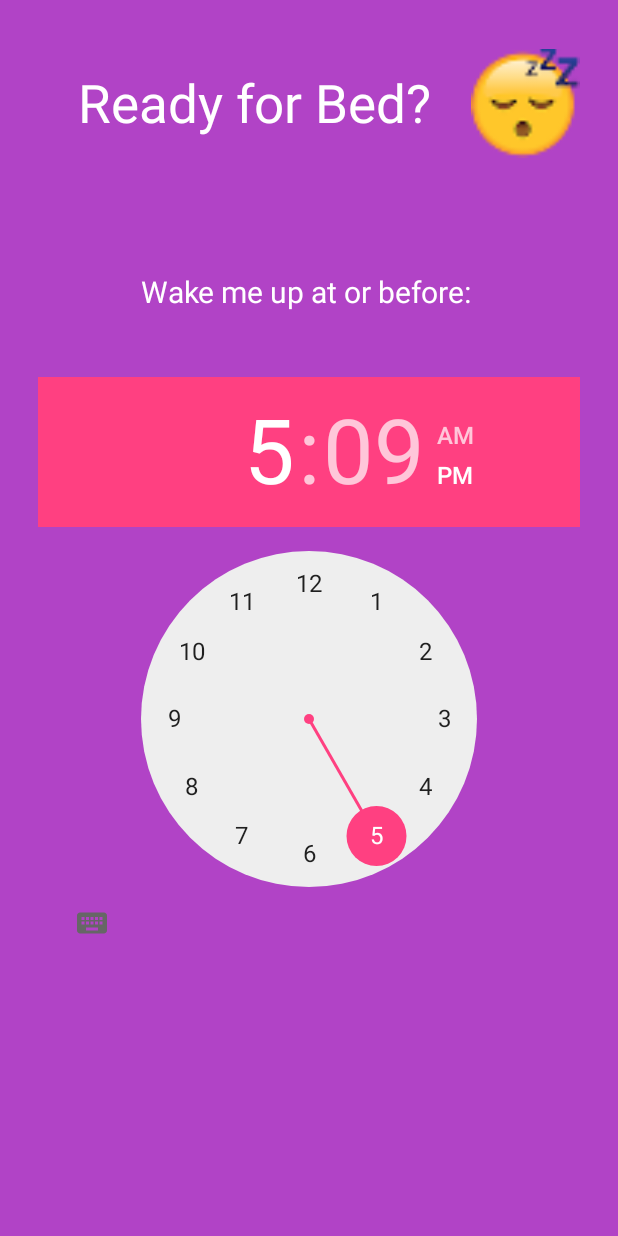
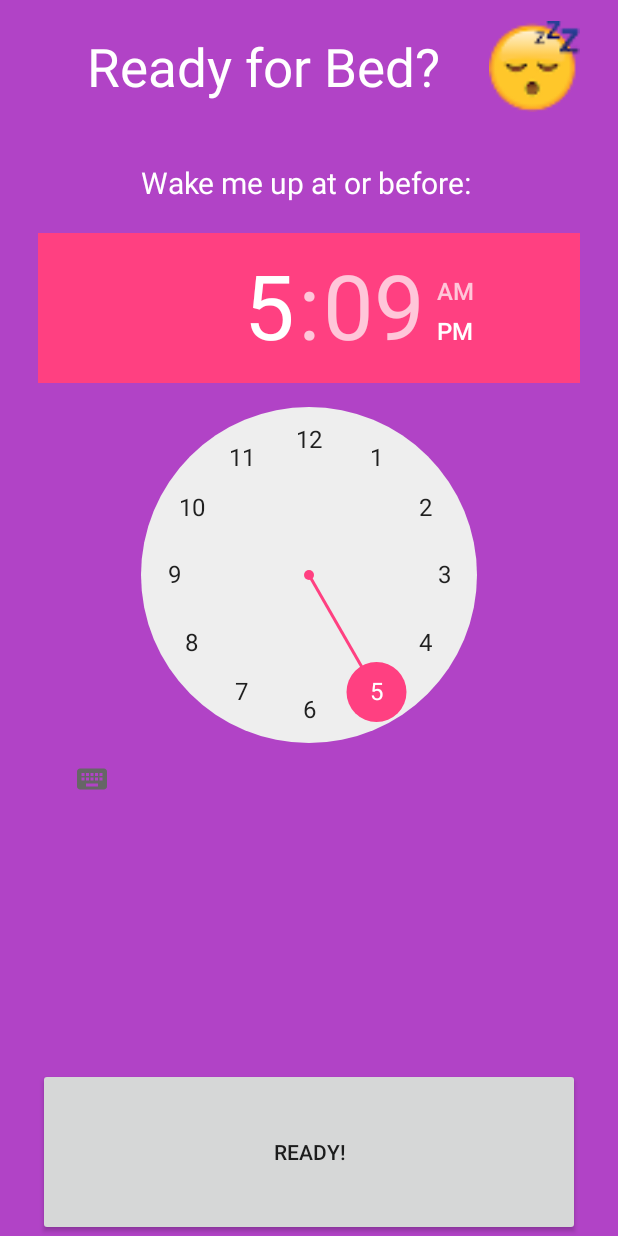
Before and after one commit to Makiah/Smart-Alarm, an Android app: the LandingPageActivity screen opened directly, with no data from a screen before it, on a phone screen of 412 x 824 dp. Run offline under Robolectric (Android 15) with nearby library versions, the phone set to English and light mode, and no system bars.

Commit message:
Continued layout and navigation improvements

```diff
--- a/app/build.gradle
+++ b/app/build.gradle
@@ -5,7 +5,7 @@ android {
     buildToolsVersion '26.0.2'
     defaultConfig {
         applicationId "makiah.smartalarm"
-        minSdkVersion 19
+        minSdkVersion 23
         targetSdkVersion 25
         versionCode 1
         versionName "1.0"
--- a/app/src/main/res/layout/activity_landing_page.xml
+++ b/app/src/main/res/layout/activity_landing_page.xml
@@ -13,13 +13,13 @@
     <LinearLayout
         android:layout_width="match_parent"
         android:layout_height="0dp"
-        android:layout_weight="1"
+        android:layout_weight="0.8"
         android:orientation="horizontal">
 
         <TextView
             android:layout_width="0dp"
             android:layout_height="match_parent"
-            android:layout_weight="4"
+            android:layout_weight="5"
             android:textSize="35sp"
             android:textColor="@android:color/white"
             android:textAlignment="center"
@@ -35,28 +35,29 @@
     </LinearLayout>
 
     <!-- Wake Me Up -->
-    <LinearLayout
-        android:layout_width="match_parent"
-        android:layout_height="0dp"
-        android:layout_weight="5"
-        android:orientation="vertical">
-
     <TextView
         android:layout_width="match_parent"
         android:layout_height="0dp"
-            android:layout_weight="1"
+        android:layout_weight="0.6"
         android:textSize="20sp"
         android:textColor="@android:color/white"
         android:textAlignment="center"
         android:gravity="center"
         android:text="Wake me up at or before: "/>
 
+    <!-- Used to pick the alarm time -->
     <TimePicker
         android:layout_width="match_parent"
         android:layout_height="0dp"
-            android:layout_weight="5">
-        </TimePicker>
+        android:layout_weight="5"
+        android:id="@+id/timePicker"/>
+
+    <!-- When to progress -->
+    <Button
+        android:layout_width="match_parent"
+        android:layout_height="0dp"
+        android:layout_weight="1"
+        android:text="Ready!"
+        android:onClick="onTimeChosen"/>
 
 </LinearLayout>
-
-</LinearLayout>
```
Also changed, not shown: app/src/main/java/makiah/smartalarm/camerafeed/CameraFeedActivity.java (+13 -10 lines), app/src/main/java/makiah/smartalarm/landingpage/LandingPageActivity.java (+12 -1 lines). Lines whose indentation alone changed are shown as unchanged.
